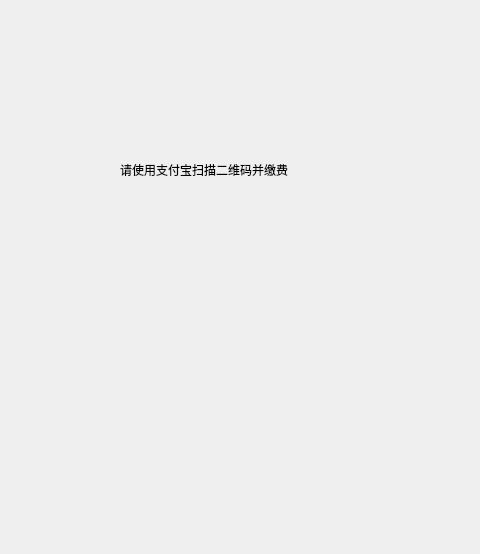
leithergit/SSCard_System, file SSCard_System/uc_pay.ui: the form before one commit; both pictures show x 299 to 779 and y 0 to 554 of the 1078 by 770 pixel window.
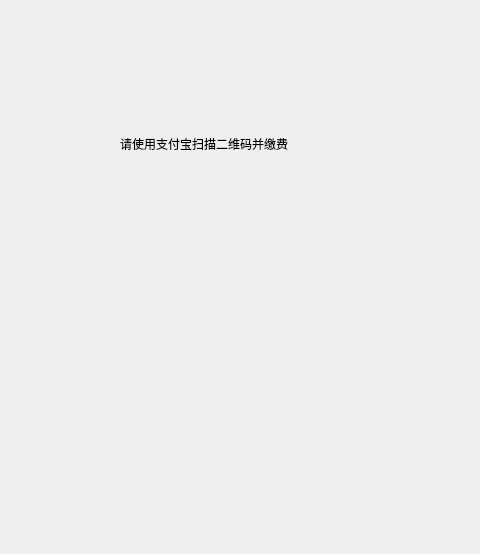
The form after the commit. Icons and pictures are not drawn.

What changed in the file:
```diff
--- a/SSCard_System/uc_pay.ui
+++ b/SSCard_System/uc_pay.ui
@@ -96,14 +96,14 @@
       <widget class="QLabel" name="label">
        <property name="minimumSize">
         <size>
-         <width>120</width>
-         <height>120</height>
+         <width>300</width>
+         <height>300</height>
         </size>
        </property>
        <property name="maximumSize">
         <size>
-         <width>320</width>
-         <height>320</height>
+         <width>300</width>
+         <height>300</height>
         </size>
        </property>
        <property name="styleSheet">
```
Left out of the diff: 2 changed lines with no effect on the pictures.
